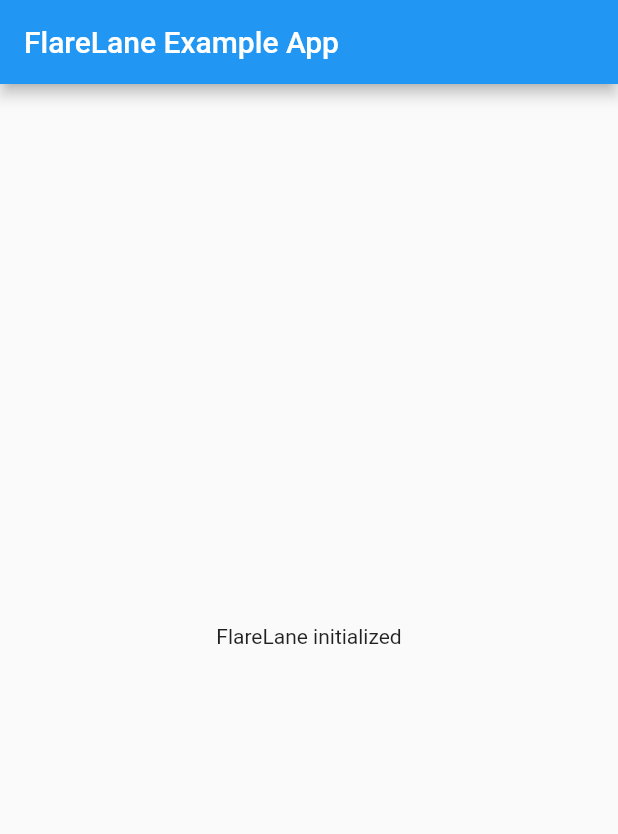
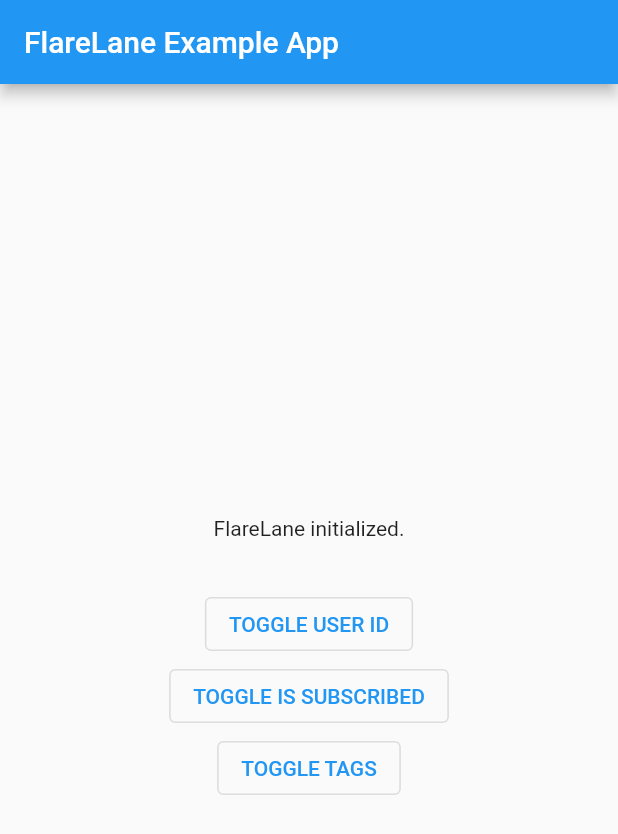
Before and after one commit to flarelane/FlareLane-Flutter-SDK, a Flutter app: the screen it shows after launch, on a phone screen of 412 x 824 dp. Shown: the top 834 px of the screen. Run offline on Flutter 3.47's test engine with Material 2 defaults, Android fonts, the phone set to English and light mode, and no system bars; statements that could not run were skipped.

Commit message:
add method buttons

```diff
--- a/example/lib/main.dart
+++ b/example/lib/main.dart
@@ -6,6 +6,8 @@
 void main() {
   runApp(const MyApp());
 }
+
+const tags = {"age": 27, "gender": 'men'};
 
 class MyApp extends StatefulWidget {
   const MyApp({Key? key}) : super(key: key);
@@ -17,6 +19,9 @@
 class _MyAppState extends State<MyApp> {
   String _resState = '';
   String _convertedMessage = '';
+  bool _isSetUserId = false;
+  bool _isSubscribed = false;
+  bool _isSetTags = false;
 
   @override
   void initState() {
@@ -38,8 +43,29 @@
     });
 
     setState(() {
-      _resState = 'FlareLane initialized';
+      _resState = 'FlareLane initialized.';
     });
+  }
+
+  Future<void> toggleUserId() async {
+    await FlareLane.shared
+        .setUserId(_isSetUserId ? null : "myuser@flarelane.com");
+    _isSetUserId = !_isSetUserId;
+  }
+
+  Future<void> toggleIsSubscribed() async {
+    await FlareLane.shared.setIsSubscribed(_isSubscribed);
+    _isSubscribed = !_isSubscribed;
+  }
+
+  Future<void> toggleTags() async {
+    if (!_isSetTags) {
+      await FlareLane.shared.setTags(tags);
+      _isSetTags = true;
+    } else {
+      await FlareLane.shared.deleteTags(tags.keys.toList());
+      _isSetTags = false;
+    }
   }
 
   @override
@@ -49,8 +75,18 @@
         appBar: AppBar(
           title: const Text('FlareLane Example App'),
         ),
-        body: Center(
-          child: Text('$_resState\n\n$_convertedMessage'),
+        body: Column(
+          mainAxisAlignment: MainAxisAlignment.center,
+          children: [
+            Center(child: Text('$_resState\n\n$_convertedMessage')),
+            OutlinedButton(
+                onPressed: toggleUserId, child: const Text("TOGGLE USER ID")),
+            OutlinedButton(
+                onPressed: toggleIsSubscribed,
+                child: const Text("TOGGLE IS SUBSCRIBED")),
+            OutlinedButton(
+                onPressed: toggleTags, child: const Text("TOGGLE TAGS"))
+          ],
         ),
       ),
     );
--- a/lib/flarelane_flutter.dart
+++ b/lib/flarelane_flutter.dart
@@ -30,7 +30,7 @@
     await _channel.invokeMethod('setLogLevel', logLevel);
   }
 
-  Future<void> setUserId(String userId) async {
+  Future<void> setUserId(String? userId) async {
     await _channel.invokeMethod('setUserId', userId);
   }
 
```
Also changed, not shown: 1 other file.
